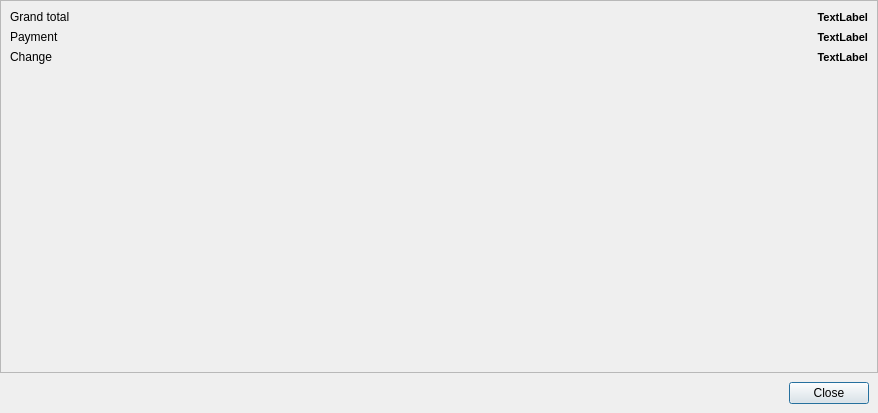
The window that app/views/templates/PostOrder.ui (rondalefloyd/mts-pos) describes before a commit, drawn with Qt 5.
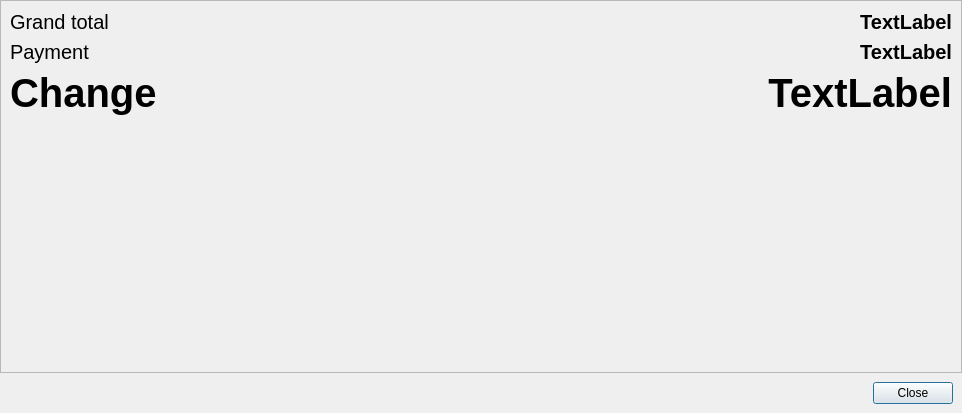
The same window after the commit.

```diff
--- a/app/views/templates/PostOrder.ui
+++ b/app/views/templates/PostOrder.ui
@@ -6,7 +6,7 @@
    <rect>
     <x>0</x>
     <y>0</y>
-    <width>878</width>
+    <width>962</width>
     <height>413</height>
    </rect>
   </property>
@@ -45,6 +45,11 @@
        <layout class="QFormLayout" name="formLayout">
         <item row="0" column="0">
          <widget class="QLabel" name="label">
+          <property name="font">
+           <font>
+            <pointsize>15</pointsize>
+           </font>
+          </property>
           <property name="text">
            <string>Grand total</string>
           </property>
@@ -52,6 +57,11 @@
         </item>
         <item row="1" column="0">
          <widget class="QLabel" name="label_2">
+          <property name="font">
+           <font>
+            <pointsize>15</pointsize>
+           </font>
+          </property>
           <property name="text">
            <string>Payment</string>
           </property>
@@ -59,6 +69,13 @@
         </item>
         <item row="2" column="0">
          <widget class="QLabel" name="label_3">
+          <property name="font">
+           <font>
+            <pointsize>30</pointsize>
+            <weight>75</weight>
+            <bold>true</bold>
+           </font>
+          </property>
           <property name="text">
            <string>Change</string>
           </property>
@@ -68,7 +85,7 @@
          <widget class="QLabel" name="labelGrandTotal">
           <property name="font">
            <font>
-            <pointsize>8</pointsize>
+            <pointsize>15</pointsize>
             <weight>75</weight>
             <bold>true</bold>
            </font>
@@ -85,7 +102,7 @@
          <widget class="QLabel" name="labelPayment">
           <property name="font">
            <font>
-            <pointsize>8</pointsize>
+            <pointsize>15</pointsize>
             <weight>75</weight>
             <bold>true</bold>
            </font>
@@ -102,7 +119,7 @@
          <widget class="QLabel" name="labelChange">
           <property name="font">
            <font>
-            <pointsize>8</pointsize>
+            <pointsize>30</pointsize>
             <weight>75</weight>
             <bold>true</bold>
            </font>
```
